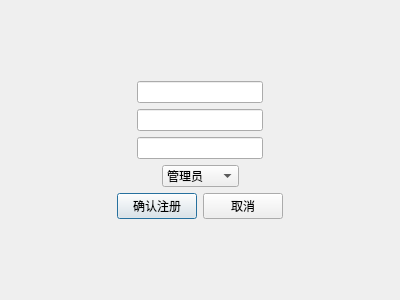
Above: StudentMannager/registerdialog.ui from shf813/StudentManager-ShiXun before the change. Below: the same form after it.
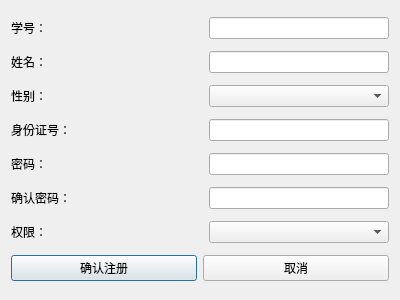
That is the form after the change.

Patch:
```diff
--- a/StudentMannager/registerdialog.ui
+++ b/StudentMannager/registerdialog.ui
@@ -13,188 +13,240 @@
   <property name="windowTitle">
    <string>Dialog</string>
   </property>
-  <layout class="QVBoxLayout" name="verticalLayout_2">
-   <item>
     <layout class="QVBoxLayout" name="verticalLayout">
-     <item>
-      <spacer name="verticalSpacer">
-       <property name="orientation">
-        <enum>Qt::Orientation::Vertical</enum>
-       </property>
-       <property name="sizeHint" stdset="0">
-        <size>
-         <width>20</width>
-         <height>40</height>
-        </size>
-       </property>
-      </spacer>
-     </item>
      <item>
       <layout class="QHBoxLayout" name="horizontalLayout">
        <item>
-        <spacer name="horizontalSpacer">
-         <property name="orientation">
-          <enum>Qt::Orientation::Horizontal</enum>
-         </property>
-         <property name="sizeHint" stdset="0">
+      <widget class="QLabel" name="label_4">
+       <property name="minimumSize">
           <size>
-           <width>40</width>
-           <height>20</height>
-          </size>
-         </property>
-        </spacer>
+         <width>45</width>
+         <height>0</height>
+        </size>
+       </property>
+       <property name="text">
+        <string>学号：</string>
+       </property>
+      </widget>
        </item>
        <item>
-        <widget class="QLineEdit" name="regUser"/>
-       </item>
-       <item>
-        <spacer name="horizontalSpacer_2">
-         <property name="orientation">
-          <enum>Qt::Orientation::Horizontal</enum>
-         </property>
-         <property name="sizeHint" stdset="0">
+      <widget class="QLineEdit" name="editStuNo">
+       <property name="minimumSize">
+        <size>
+         <width>180</width>
+         <height>0</height>
+        </size>
+       </property>
+       <property name="maximumSize">
           <size>
-           <width>40</width>
-           <height>20</height>
-          </size>
-         </property>
-        </spacer>
+         <width>120</width>
+         <height>16777215</height>
+        </size>
+       </property>
+      </widget>
        </item>
       </layout>
      </item>
      <item>
       <layout class="QHBoxLayout" name="horizontalLayout_2">
        <item>
-        <spacer name="horizontalSpacer_3">
-         <property name="orientation">
-          <enum>Qt::Orientation::Horizontal</enum>
-         </property>
-         <property name="sizeHint" stdset="0">
+      <widget class="QLabel" name="label_5">
+       <property name="minimumSize">
           <size>
-           <width>40</width>
-           <height>20</height>
-          </size>
-         </property>
-        </spacer>
-       </item>
-       <item>
-        <widget class="QLineEdit" name="regPwd">
-         <property name="echoMode">
-          <enum>QLineEdit::EchoMode::Password</enum>
+         <width>45</width>
+         <height>0</height>
+        </size>
+       </property>
+       <property name="text">
+        <string>姓名：</string>
          </property>
         </widget>
        </item>
        <item>
-        <spacer name="horizontalSpacer_4">
-         <property name="orientation">
-          <enum>Qt::Orientation::Horizontal</enum>
-         </property>
-         <property name="sizeHint" stdset="0">
+      <widget class="QLineEdit" name="editName">
+       <property name="minimumSize">
+        <size>
+         <width>180</width>
+         <height>0</height>
+        </size>
+       </property>
+       <property name="maximumSize">
           <size>
-           <width>40</width>
-           <height>20</height>
-          </size>
-         </property>
-        </spacer>
+         <width>180</width>
+         <height>16777215</height>
+        </size>
+       </property>
+       <property name="text">
+        <string/>
+       </property>
+      </widget>
        </item>
       </layout>
      </item>
      <item>
       <layout class="QHBoxLayout" name="horizontalLayout_3">
        <item>
-        <spacer name="horizontalSpacer_5">
-         <property name="orientation">
-          <enum>Qt::Orientation::Horizontal</enum>
-         </property>
-         <property name="sizeHint" stdset="0">
+      <widget class="QLabel" name="label_6">
+       <property name="minimumSize">
           <size>
-           <width>40</width>
-           <height>20</height>
-          </size>
-         </property>
-        </spacer>
-       </item>
-       <item>
-        <widget class="QLineEdit" name="regPwd2">
-         <property name="echoMode">
-          <enum>QLineEdit::EchoMode::Password</enum>
+         <width>45</width>
+         <height>0</height>
+        </size>
+       </property>
+       <property name="text">
+        <string>性别：</string>
          </property>
         </widget>
        </item>
        <item>
-        <spacer name="horizontalSpacer_6">
-         <property name="orientation">
-          <enum>Qt::Orientation::Horizontal</enum>
-         </property>
-         <property name="sizeHint" stdset="0">
+      <widget class="QComboBox" name="cbxGender">
+       <property name="minimumSize">
+        <size>
+         <width>180</width>
+         <height>0</height>
+        </size>
+       </property>
+       <property name="maximumSize">
           <size>
-           <width>40</width>
-           <height>20</height>
-          </size>
-         </property>
-        </spacer>
+         <width>180</width>
+         <height>16777215</height>
+        </size>
+       </property>
+      </widget>
        </item>
       </layout>
      </item>
      <item>
       <layout class="QHBoxLayout" name="horizontalLayout_4">
        <item>
-        <spacer name="horizontalSpacer_7">
-         <property name="orientation">
-          <enum>Qt::Orientation::Horizontal</enum>
-         </property>
-         <property name="sizeHint" stdset="0">
-          <size>
-           <width>40</width>
-           <height>20</height>
-          </size>
-         </property>
-        </spacer>
-       </item>
-       <item>
-        <widget class="QComboBox" name="cbxRole">
-         <item>
+      <widget class="QLabel" name="label">
           <property name="text">
-           <string>管理员</string>
-          </property>
-         </item>
-         <item>
-          <property name="text">
-           <string>普通用户</string>
-          </property>
-         </item>
+        <string>身份证号：</string>
+       </property>
         </widget>
        </item>
        <item>
-        <spacer name="horizontalSpacer_8">
-         <property name="orientation">
-          <enum>Qt::Orientation::Horizontal</enum>
-         </property>
-         <property name="sizeHint" stdset="0">
+      <widget class="QLineEdit" name="editIdCard">
+       <property name="minimumSize">
+        <size>
+         <width>180</width>
+         <height>0</height>
+        </size>
+       </property>
+       <property name="maximumSize">
           <size>
-           <width>40</width>
-           <height>20</height>
-          </size>
-         </property>
-        </spacer>
+         <width>180</width>
+         <height>16777215</height>
+        </size>
+       </property>
+       <property name="text">
+        <string/>
+       </property>
+      </widget>
        </item>
       </layout>
      </item>
      <item>
       <layout class="QHBoxLayout" name="horizontalLayout_5">
        <item>
-        <spacer name="horizontalSpacer_9">
-         <property name="orientation">
-          <enum>Qt::Orientation::Horizontal</enum>
-         </property>
-         <property name="sizeHint" stdset="0">
+      <widget class="QLabel" name="label_2">
+       <property name="minimumSize">
+        <size>
+         <width>45</width>
+         <height>0</height>
+        </size>
+       </property>
+       <property name="text">
+        <string>密码：</string>
+       </property>
+      </widget>
+     </item>
+     <item>
+      <widget class="QLineEdit" name="regPwd">
+       <property name="minimumSize">
           <size>
-           <width>40</width>
-           <height>20</height>
-          </size>
-         </property>
-        </spacer>
-       </item>
+         <width>180</width>
+         <height>0</height>
+        </size>
+       </property>
+       <property name="maximumSize">
+        <size>
+         <width>180</width>
+         <height>16777215</height>
+        </size>
+       </property>
+       <property name="echoMode">
+        <enum>QLineEdit::EchoMode::Password</enum>
+       </property>
+      </widget>
+     </item>
+    </layout>
+   </item>
+   <item>
+    <layout class="QHBoxLayout" name="horizontalLayout_6">
+     <item>
+      <widget class="QLabel" name="label_3">
+       <property name="text">
+        <string>确认密码：</string>
+       </property>
+      </widget>
+     </item>
+     <item>
+      <widget class="QLineEdit" name="regPwd2">
+       <property name="minimumSize">
+        <size>
+         <width>180</width>
+         <height>0</height>
+        </size>
+       </property>
+       <property name="maximumSize">
+        <size>
+         <width>180</width>
+         <height>16777215</height>
+        </size>
+       </property>
+       <property name="echoMode">
+        <enum>QLineEdit::EchoMode::Password</enum>
+       </property>
+      </widget>
+     </item>
+    </layout>
+   </item>
+   <item>
+    <layout class="QHBoxLayout" name="horizontalLayout_7">
+     <item>
+      <widget class="QLabel" name="label_7">
+       <property name="minimumSize">
+        <size>
+         <width>45</width>
+         <height>0</height>
+        </size>
+       </property>
+       <property name="text">
+        <string>权限：</string>
+       </property>
+      </widget>
+     </item>
+     <item>
+      <widget class="QComboBox" name="cbxRole">
+       <property name="minimumSize">
+        <size>
+         <width>180</width>
+         <height>0</height>
+        </size>
+       </property>
+       <property name="maximumSize">
+        <size>
+         <width>180</width>
+         <height>16777215</height>
+        </size>
+       </property>
+      </widget>
+     </item>
+    </layout>
+   </item>
+   <item>
+    <layout class="QHBoxLayout" name="horizontalLayout_8">
        <item>
         <widget class="QPushButton" name="btnOk">
          <property name="text">
@@ -208,34 +260,6 @@
           <string>取消</string>
          </property>
         </widget>
-       </item>
-       <item>
-        <spacer name="horizontalSpacer_10">
-         <property name="orientation">
-          <enum>Qt::Orientation::Horizontal</enum>
-         </property>
-         <property name="sizeHint" stdset="0">
-          <size>
-           <width>40</width>
-           <height>20</height>
-          </size>
-         </property>
-        </spacer>
-       </item>
-      </layout>
-     </item>
-     <item>
-      <spacer name="verticalSpacer_2">
-       <property name="orientation">
-        <enum>Qt::Orientation::Vertical</enum>
-       </property>
-       <property name="sizeHint" stdset="0">
-        <size>
-         <width>20</width>
-         <height>40</height>
-        </size>
-       </property>
-      </spacer>
      </item>
     </layout>
    </item>
```
Lines whose indentation alone changed are shown as unchanged.
